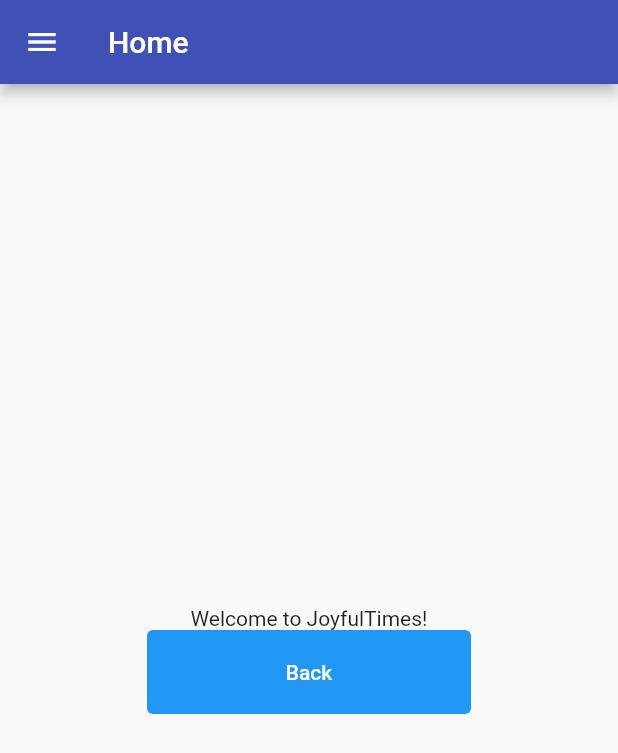
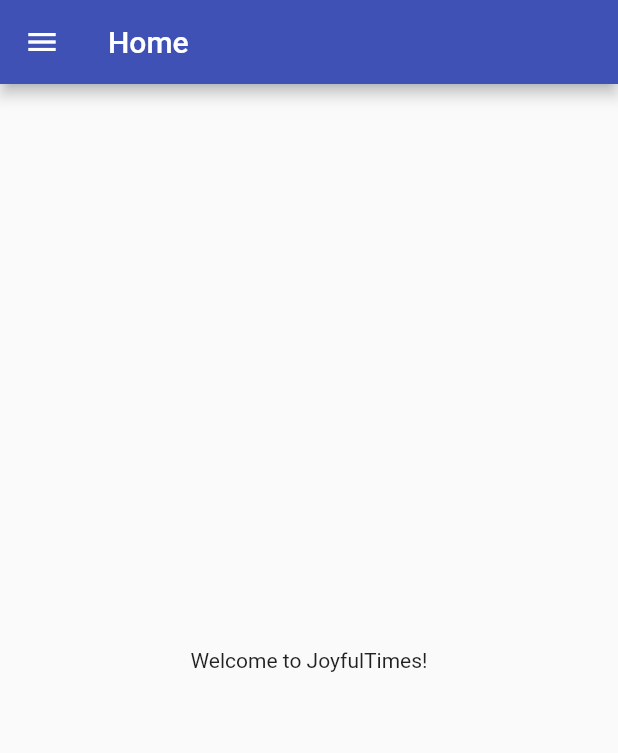
Before and after one commit to reyhanvivaldi/joyfultimes, a Flutter app: the screen it shows after launch, in the side drawer, after a tap on "Home", on a phone screen of 412 x 824 dp. Shown: the top 753 px of the screen. Run offline on Flutter 3.47's test engine with Material 2 defaults, Android fonts, the phone set to English and light mode, and no system bars.

Commit message:
Add login widget

```diff
--- a/lib/drawer.dart
+++ b/lib/drawer.dart
@@ -1,4 +1,5 @@
 import 'package:flutter/material.dart';
+import 'package:joyfultimes/loginpage.dart';
 import 'package:joyfultimes/main.dart';
 import 'package:joyfultimes/forum.dart';
 import 'package:joyfultimes/diary.dart';
@@ -66,6 +67,15 @@
               );
             },
           ),
+          ListTile(
+            title: const Text('Login'),
+            onTap: () {
+              Navigator.pushReplacement(
+                context,
+                MaterialPageRoute(builder: (context) => const LoginPage()),
+              );
+            },
+          ),
         ],
       ),
     );
--- a/lib/main.dart
+++ b/lib/main.dart
@@ -1,6 +1,7 @@
 import 'package:flutter/material.dart';
 import 'package:joyfultimes/drawer.dart';
 import 'package:joyfultimes/forum.dart';
+import 'package:joyfultimes/loginpage.dart';
 
 void main() {
   runApp(const MyApp());
@@ -79,27 +80,6 @@
             const Text(
               'Welcome to JoyfulTimes!',
             ),
-            Column(crossAxisAlignment: CrossAxisAlignment.center, children: [
-              TextButton(
-                  style: ButtonStyle(
-                    backgroundColor: MaterialStateProperty.all(Colors.blue),
-                  ),
-                  onPressed: () {
-                    Navigator.pushReplacement(
-                      context,
-                      MaterialPageRoute(builder: (context) => const Forum()),
-                    );
-                  },
-                  child: const SizedBox(
-                      height: 40,
-                      width: 200,
-                      child: Center(
-                        child: Text(
-                          "Back",
-                          style: TextStyle(color: Colors.white),
-                        ),
-                      ))),
-            ])
           ],
         ),
       ), // This trailing comma makes auto-formatting nicer for build methods.
```
Also changed, not shown: lib/loginpage.dart (added, +126 -0 lines), 1 other file.
